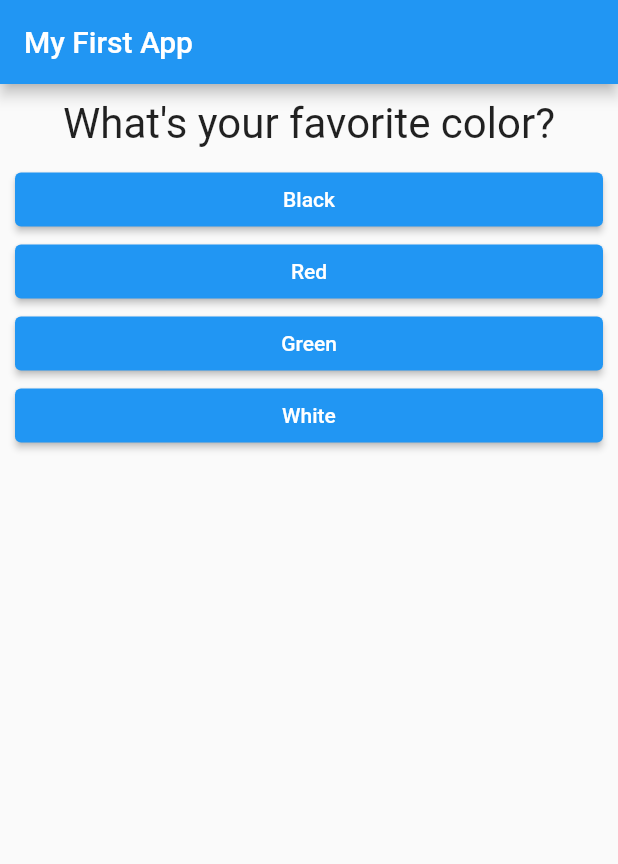
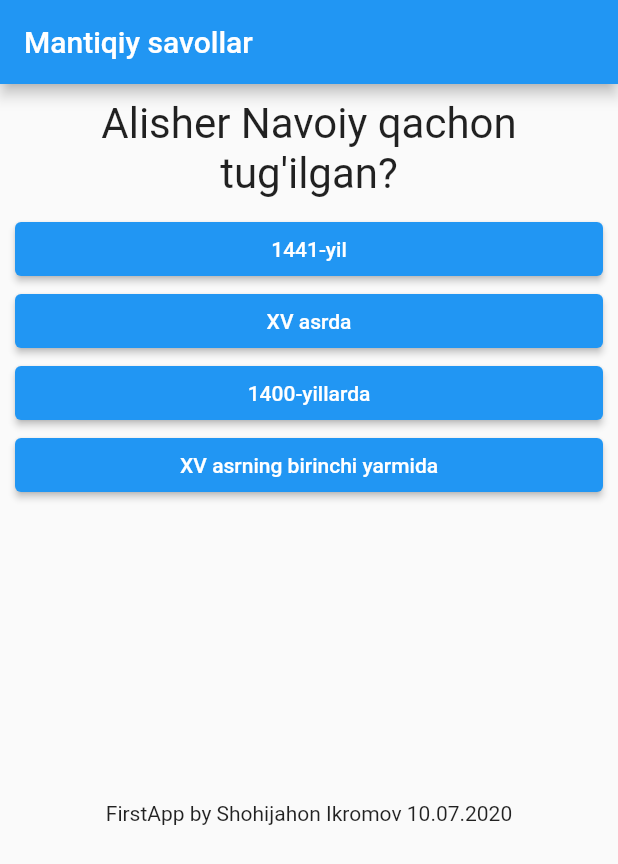
Before and after one commit to Space-Coding/flutter-goes-available, a Flutter app: the screen it shows after launch, on a phone screen of 412 x 824 dp. Shown: the top 864 px of the screen. Run offline on Flutter 3.47's test engine with Material 2 defaults, Android fonts, the phone set to English and light mode, and no system bars.

```diff
--- a/lib/main.dart
+++ b/lib/main.dart
@@ -1,8 +1,6 @@
-import 'dart:ui';
-
 import 'package:flutter/material.dart';
-import './question.dart';
-import './answer.dart';
+import './quiz.dart';
+import './result.dart';
 
 void main() => runApp(FirstApp());
 
@@ -14,28 +12,13 @@ class FirstApp extends StatefulWidget {
 }
 
 class _FirstAppState extends State<FirstApp> {
-  static const _questionList = [
-    {
-      'questionText': 'What\'s your favorite color?',
-      'answers': ['Black', 'Red', 'Green', 'White'],
-    },
-    {
-      'questionText': 'What\'s your favorite animal?',
-      'answers': ['Rabbit', 'Snake', 'Elephant', 'Lion'],
-    },
-    {
-      'questionText': 'What\'s your favorite instructor?',
-      'answers': ['Max', 'Max', 'Max', 'Max'],
-    },
-  ];
+  var _resultScore;
+  var _isQuizFinished = false;
 
-  var _listIndex = 0;
-
-  void _answerFunction() {
+  void _finishQuiz(int score) {
     setState(() {
-      if (++_listIndex >= _questionList.length) {
-        _listIndex = 0;
-      }
+      _resultScore = score;
+      _isQuizFinished = true;
     });
   }
 
@@ -44,18 +27,13 @@ class _FirstAppState extends State<FirstApp> {
     return MaterialApp(
       home: Scaffold(
         appBar: AppBar(
-          title: Text('My First App'),
+          title: Text('Mantiqiy savollar'),
         ),
         body: Column(
           children: [
-            Container(
-              width: double.infinity,
-              child: Question(_questionList[_listIndex]['questionText'] as String),
-            ),
-            ...(_questionList[_listIndex]['answers'] as List<String>)
-                .map((answer) {
-              return Answer(_answerFunction, answer);
-            }).toList(),
+            _isQuizFinished ? Result(_resultScore) : Quiz(_finishQuiz),
+            SizedBox(height: 200),
+            Text('FirstApp by Shohijahon Ikromov 10.07.2020'),
           ],
         ),
       ),
--- /dev/null
+++ b/lib/quiz.dart
@@ -0,0 +1,88 @@
+import 'package:flutter/cupertino.dart';
+import './question.dart';
+import './answer.dart';
+
+class Quiz extends StatefulWidget {
+  final Function _finishQuiz;
+
+  Quiz(this._finishQuiz);
+
+  @override
+  State<StatefulWidget> createState() {
+    return _QuizState(_finishQuiz);
+  }
+}
+
+class _QuizState extends State<Quiz> {
+  final Function _finishQuiz;
+
+  static const _questionList = [
+    {
+      'questionText': 'Alisher Navoiy qachon tug\'ilgan?',
+      'answers': [
+        {'text': '1441-yil', 'score': 10},
+        {'text': 'XV asrda', 'score': 5},
+        {'text': '1400-yillarda', 'score': 3},
+        {'text': 'XV asrning birinchi yarmida', 'score': 7},
+      ],
+    },
+    {
+      'questionText': 'O\'zbekiston Respublikasining birinchi prezidenti kim?',
+      'answers': [
+        {'text': 'I. Karimov', 'score': 3},
+        {'text': 'Islom Abdug\'aniyevich Karimov', 'score': 11},
+        {'text': 'I.A. Karimov', 'score': 5},
+        {'text': 'Islom Karimov', 'score': 9},
+      ],
+    },
+    {
+      'questionText': 'Tibbiyot spirti qanday bo\'ladi?',
+      'answers': [
+        {'text': 'Toza spirtning suvdagi 70% li eritmasi', 'score': 10},
+        {'text': 'Etil spirti', 'score': 7},
+        {'text': 'Tibbiyotda ishlatiladigan spirt eritmasi', 'score': 5},
+        {'text': 'Aptekalardagi spirt', 'score': 2},
+      ],
+    },
+    {
+      'questionText': 'Sardor ismida nechta r harfi bor',
+      'answers': [
+        {'text': '2 ta bor', 'score': 10},
+        {'text': '1 tadan ko\'p', 'score': 7},
+        {'text': '5 tadan kam', 'score': 5},
+        {'text': '10 tadan kam', 'score': 2},
+      ],
+    },
+  ];
+
+  var _listIndex = 0;
+
+  var _score = 0;
+
+  void _answerFunction(int score) {
+    setState(() {
+      _score += score;
+      _listIndex++;
+      if (_listIndex >= _questionList.length) {
+        _finishQuiz(_score);
+      }
+    });
+  }
+
+  _QuizState(this._finishQuiz);
+
+  @override
+  Widget build(BuildContext context) {
+    return Column(
+      children: [
+        Container(
+          width: double.infinity,
+          child: Question(_questionList[_listIndex]['questionText'] as String),
+        ),
+        ...(_questionList[_listIndex]['answers'] as List<Map<String, Object>>).map((answer) {
+          return Answer(() => _answerFunction(answer['score'] as int), answer['text'] as String);
+        }).toList(),
+      ],
+    );
+  }
+}
--- /dev/null
+++ b/lib/result.dart
@@ -0,0 +1,20 @@
+import 'package:flutter/material.dart';
+
+class Result extends StatelessWidget{
+  final int _resultScore;
+
+  Result(this._resultScore);
+
+  @override
+  Widget build(BuildContext context) {
+    return Container(
+      width: double.infinity,
+      margin: EdgeInsets.all(10),
+      child: Text(
+        'Testni yakunladingiz!' + '\n' + 'Sizning natijangiz: ' + _resultScore.toString() + ' ball',
+        style: TextStyle(fontSize: 28),
+        textAlign: TextAlign.center,
+      ),
+    );
+  }
+}
```
Also changed, not shown: 1 other file.
